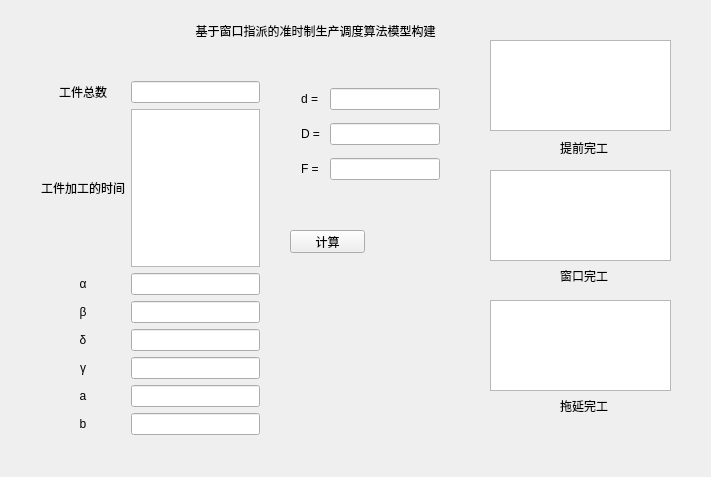
Old version of the form course/course/qt_course/qt_course/widget.ui in the repository 805436085/math_course.
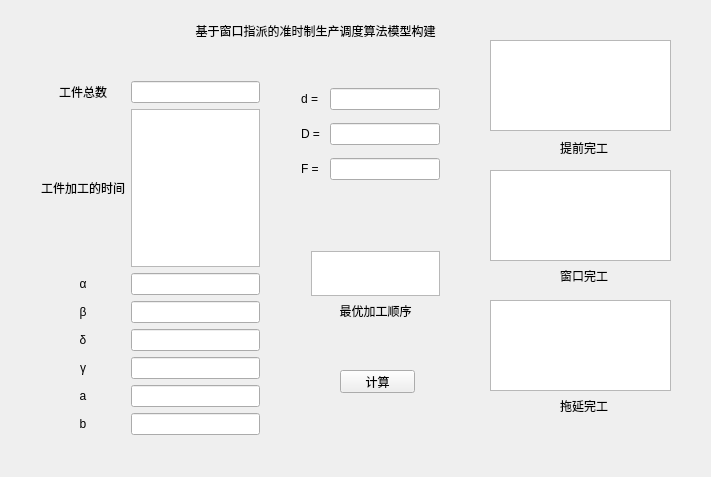
New version of the form.

Patch:
```diff
--- a/course/course/qt_course/qt_course/widget.ui
+++ b/course/course/qt_course/qt_course/widget.ui
@@ -71,8 +71,8 @@
   <widget class="QPushButton" name="pushButton">
    <property name="geometry">
     <rect>
-     <x>290</x>
-     <y>230</y>
+     <x>340</x>
+     <y>370</y>
      <width>75</width>
      <height>23</height>
     </rect>
@@ -224,7 +224,7 @@
     </item>
    </layout>
   </widget>
-  <widget class="QWidget" name="">
+  <widget class="QWidget" name="layoutWidget">
    <property name="geometry">
     <rect>
      <x>290</x>
@@ -278,6 +278,31 @@
     </item>
    </layout>
   </widget>
+  <widget class="QWidget" name="">
+   <property name="geometry">
+    <rect>
+     <x>300</x>
+     <y>240</y>
+     <width>151</width>
+     <height>91</height>
+    </rect>
+   </property>
+   <layout class="QVBoxLayout" name="verticalLayout">
+    <item>
+     <widget class="QTextEdit" name="good_textEdit"/>
+    </item>
+    <item>
+     <widget class="QLabel" name="label_13">
+      <property name="text">
+       <string>最优加工顺序</string>
+      </property>
+      <property name="alignment">
+       <set>Qt::AlignCenter</set>
+      </property>
+     </widget>
+    </item>
+   </layout>
+  </widget>
  </widget>
  <layoutdefault spacing="6" margin="11"/>
  <resources/>
```
Left out of the diff: 2 changed lines with no effect on the pictures.
